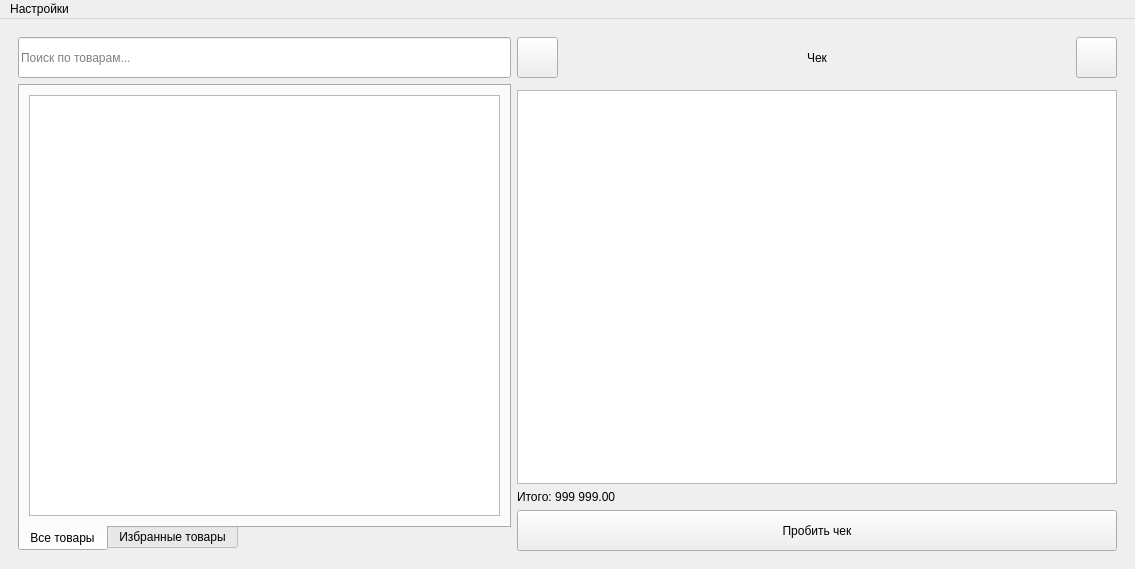
First picture: the form in ui/design.ui, repository CralixRaev/qtCashier, before the edit.
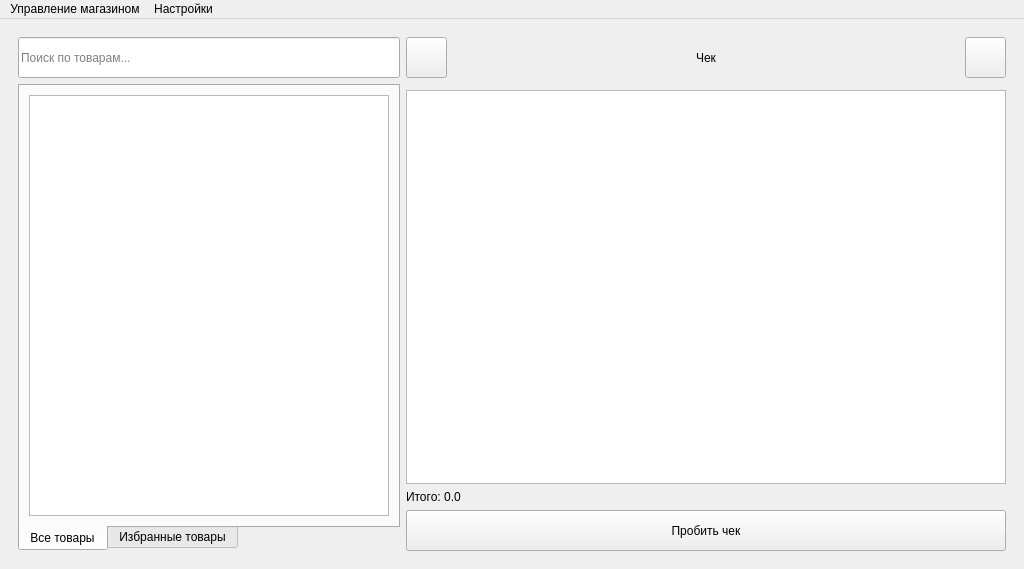
Second picture: the form after the edit. Icons and pictures are not drawn.

Diff of the .ui file:
```diff
--- a/ui/design.ui
+++ b/ui/design.ui
@@ -6,7 +6,7 @@
    <rect>
     <x>0</x>
     <y>0</y>
-    <width>1135</width>
+    <width>1024</width>
     <height>569</height>
    </rect>
   </property>
@@ -16,6 +16,12 @@
     <verstretch>0</verstretch>
    </sizepolicy>
   </property>
+  <property name="minimumSize">
+   <size>
+    <width>1024</width>
+    <height>0</height>
+   </size>
+  </property>
   <property name="contextMenuPolicy">
    <enum>Qt::DefaultContextMenu</enum>
   </property>
@@ -200,6 +206,12 @@
         </item>
         <item row="2" column="2">
          <widget class="QListWidget" name="receiptMainWidget">
+          <property name="sizePolicy">
+           <sizepolicy hsizetype="Expanding" vsizetype="Expanding">
+            <horstretch>0</horstretch>
+            <verstretch>0</verstretch>
+           </sizepolicy>
+          </property>
           <property name="minimumSize">
            <size>
             <width>600</width>
@@ -224,7 +236,7 @@
         <item row="3" column="2">
          <widget class="QLabel" name="label">
           <property name="text">
-           <string>Итого: 999 999.00</string>
+           <string>Итого: 0.0</string>
           </property>
          </widget>
         </item>
@@ -530,7 +542,7 @@
     <rect>
      <x>0</x>
      <y>0</y>
-     <width>1135</width>
+     <width>1024</width>
      <height>21</height>
     </rect>
    </property>
@@ -540,8 +552,15 @@
     </property>
     <addaction name="settingsPlugins"/>
     <addaction name="separator"/>
+    <addaction name="settingsThemeChooser"/>
+   </widget>
+   <widget class="QMenu" name="menu">
+    <property name="title">
+     <string>Управление магазином</string>
+    </property>
     <addaction name="productManage"/>
    </widget>
+   <addaction name="menu"/>
    <addaction name="settingsMenu"/>
   </widget>
   <action name="settingsPlugins">
```
Left out of the diff: 46 changed lines with no effect on the pictures.
